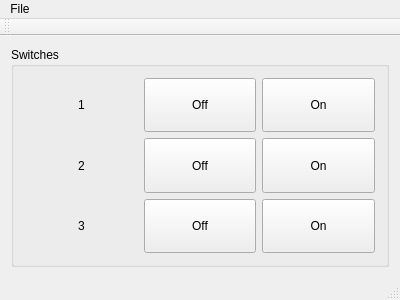
This is remote/mainwindow.ui in cvilas/envmon as Qt 5 draws it before an edit. The edited form follows.
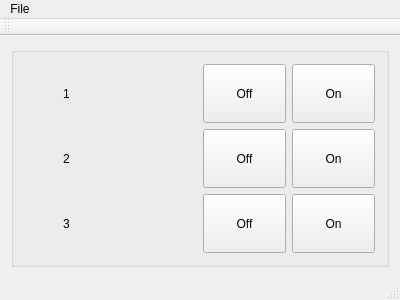
This is the edited form. Custom widgets are drawn as their Qt base class.

```diff
--- a/remote/mainwindow.ui
+++ b/remote/mainwindow.ui
@@ -18,7 +18,7 @@
     <item row="0" column="0">
      <widget class="QGroupBox" name="switchGroup">
       <property name="title">
-       <string>Switches</string>
+       <string/>
       </property>
       <layout class="QGridLayout" name="gridLayout_2">
        <item row="0" column="0">
@@ -37,20 +37,20 @@
          </property>
         </widget>
        </item>
-       <item row="0" column="1">
-        <widget class="QPushButton" name="offBtn0">
-         <property name="sizePolicy">
-          <sizepolicy hsizetype="Minimum" vsizetype="Minimum">
-           <horstretch>0</horstretch>
-           <verstretch>0</verstretch>
-          </sizepolicy>
-         </property>
-         <property name="text">
-          <string>Off</string>
-         </property>
-        </widget>
-       </item>
        <item row="0" column="2">
+        <widget class="QPushButton" name="offBtn0">
+         <property name="sizePolicy">
+          <sizepolicy hsizetype="Minimum" vsizetype="Minimum">
+           <horstretch>0</horstretch>
+           <verstretch>0</verstretch>
+          </sizepolicy>
+         </property>
+         <property name="text">
+          <string>Off</string>
+         </property>
+        </widget>
+       </item>
+       <item row="0" column="3">
         <widget class="QPushButton" name="onBtn0">
          <property name="sizePolicy">
           <sizepolicy hsizetype="Minimum" vsizetype="Minimum">
@@ -79,20 +79,20 @@
          </property>
         </widget>
        </item>
-       <item row="1" column="1">
-        <widget class="QPushButton" name="offBtn1">
-         <property name="sizePolicy">
-          <sizepolicy hsizetype="Minimum" vsizetype="Minimum">
-           <horstretch>0</horstretch>
-           <verstretch>0</verstretch>
-          </sizepolicy>
-         </property>
-         <property name="text">
-          <string>Off</string>
-         </property>
-        </widget>
-       </item>
        <item row="1" column="2">
+        <widget class="QPushButton" name="offBtn1">
+         <property name="sizePolicy">
+          <sizepolicy hsizetype="Minimum" vsizetype="Minimum">
+           <horstretch>0</horstretch>
+           <verstretch>0</verstretch>
+          </sizepolicy>
+         </property>
+         <property name="text">
+          <string>Off</string>
+         </property>
+        </widget>
+       </item>
+       <item row="1" column="3">
         <widget class="QPushButton" name="onBtn1">
          <property name="sizePolicy">
           <sizepolicy hsizetype="Minimum" vsizetype="Minimum">
@@ -121,20 +121,20 @@
          </property>
         </widget>
        </item>
-       <item row="2" column="1">
-        <widget class="QPushButton" name="offBtn2">
-         <property name="sizePolicy">
-          <sizepolicy hsizetype="Minimum" vsizetype="Minimum">
-           <horstretch>0</horstretch>
-           <verstretch>0</verstretch>
-          </sizepolicy>
-         </property>
-         <property name="text">
-          <string>Off</string>
-         </property>
-        </widget>
-       </item>
        <item row="2" column="2">
+        <widget class="QPushButton" name="offBtn2">
+         <property name="sizePolicy">
+          <sizepolicy hsizetype="Minimum" vsizetype="Minimum">
+           <horstretch>0</horstretch>
+           <verstretch>0</verstretch>
+          </sizepolicy>
+         </property>
+         <property name="text">
+          <string>Off</string>
+         </property>
+        </widget>
+       </item>
+       <item row="2" column="3">
         <widget class="QPushButton" name="onBtn2">
          <property name="sizePolicy">
           <sizepolicy hsizetype="Minimum" vsizetype="Minimum">
@@ -147,6 +147,15 @@
          </property>
         </widget>
        </item>
+       <item row="0" column="1">
+        <widget class="SwitchStatusIndicator" name="swStatus0" native="true"/>
+       </item>
+       <item row="1" column="1">
+        <widget class="SwitchStatusIndicator" name="swStatus1" native="true"/>
+       </item>
+       <item row="2" column="1">
+        <widget class="SwitchStatusIndicator" name="swStatus2" native="true"/>
+       </item>
       </layout>
      </widget>
     </item>
@@ -185,6 +194,14 @@
   </action>
  </widget>
  <layoutdefault spacing="6" margin="11"/>
+ <customwidgets>
+  <customwidget>
+   <class>SwitchStatusIndicator</class>
+   <extends>QWidget</extends>
+   <header>switchstatusindicator.h</header>
+   <container>1</container>
+  </customwidget>
+ </customwidgets>
  <resources/>
  <connections/>
 </ui>
```
Left out of the diff: 27 changed lines with no effect on the pictures.
